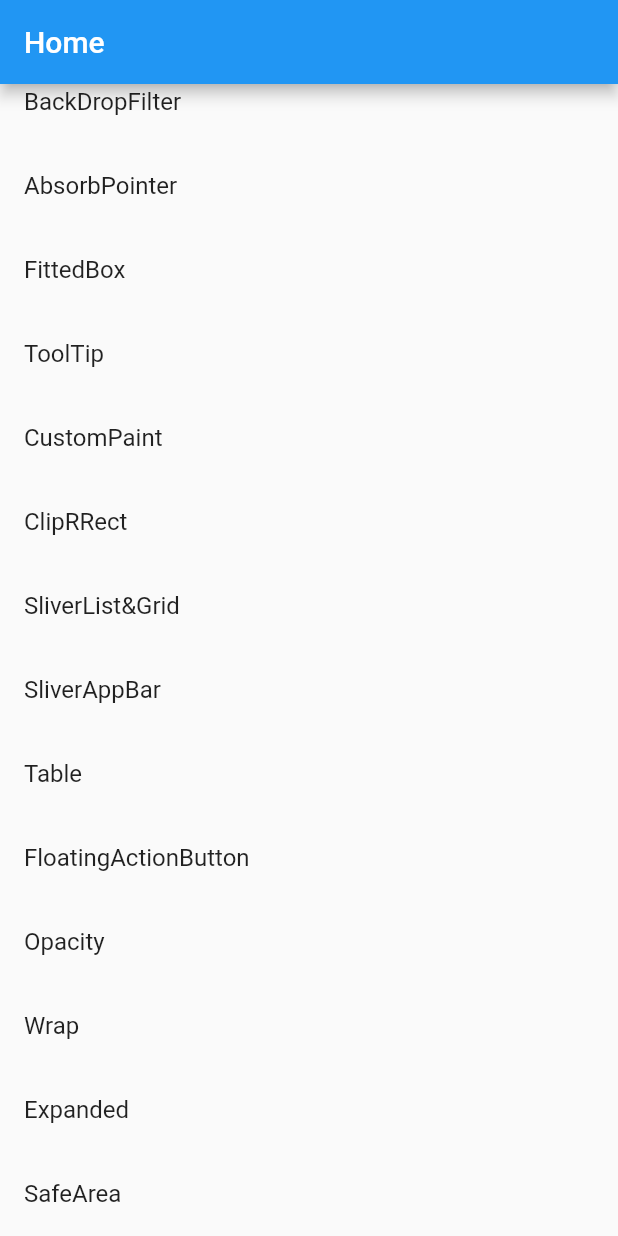
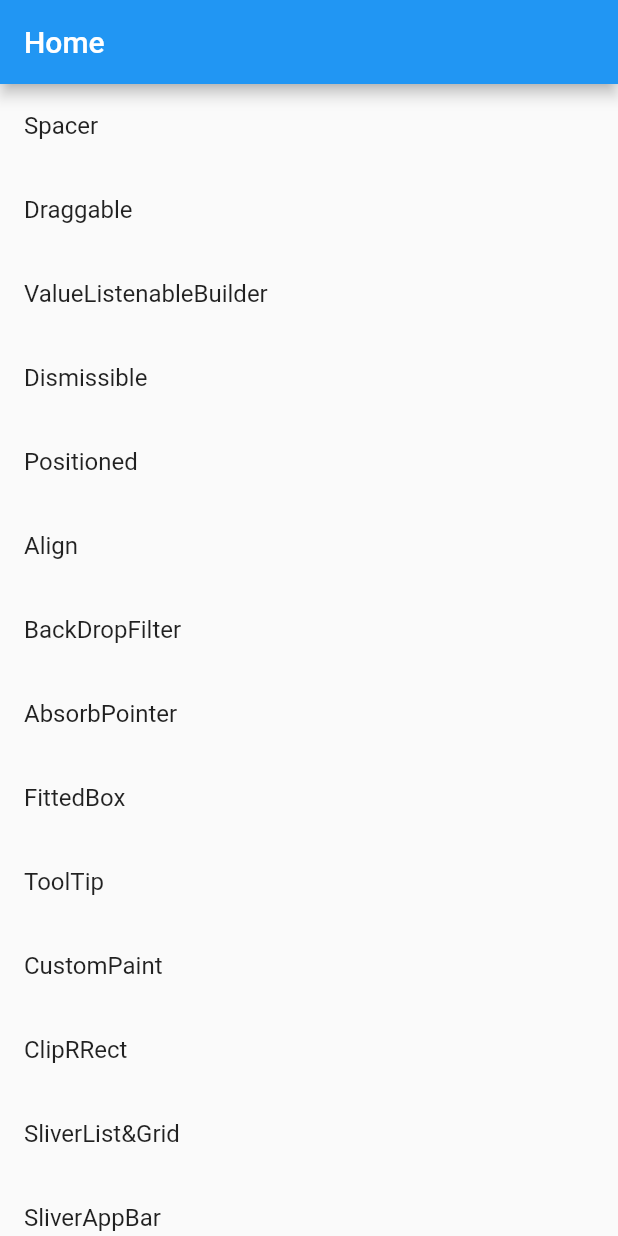
Before and after one commit to trm11tkr/widget-of-the-week, a Flutter app: the screen it shows after launch, on a phone screen of 412 x 824 dp. Run offline on Flutter 3.47's test engine with Material 2 defaults, Android fonts, the phone set to English and light mode, and no system bars; missing offline and left inert: simple_logger.

Commit message:
スクロールの挙動を修正

```diff
--- a/lib/pages/home_page.dart
+++ b/lib/pages/home_page.dart
@@ -30,7 +30,6 @@ class HomePage extends StatelessWidget {
     return AppScaffold(
       title: 'Home',
       child: ListView(
-        reverse: true,
         children: const [
           AppListTile(title: 'SafeArea', nextRouteName: SafeAreaPage.routeName),
           AppListTile(title: 'Expanded', nextRouteName: ExpandedPage.routeName),
@@ -93,8 +92,11 @@ class HomePage extends StatelessWidget {
             title: 'Draggable',
             nextRouteName: DraggablePage.routeName,
           ),
-          AppListTile(title: 'Spacer', nextRouteName: SpacerPage.routeName,),
-        ],
+          AppListTile(
+            title: 'Spacer',
+            nextRouteName: SpacerPage.routeName,
+          ),
+        ].reversed.toList(),
       ),
     );
   }
```
